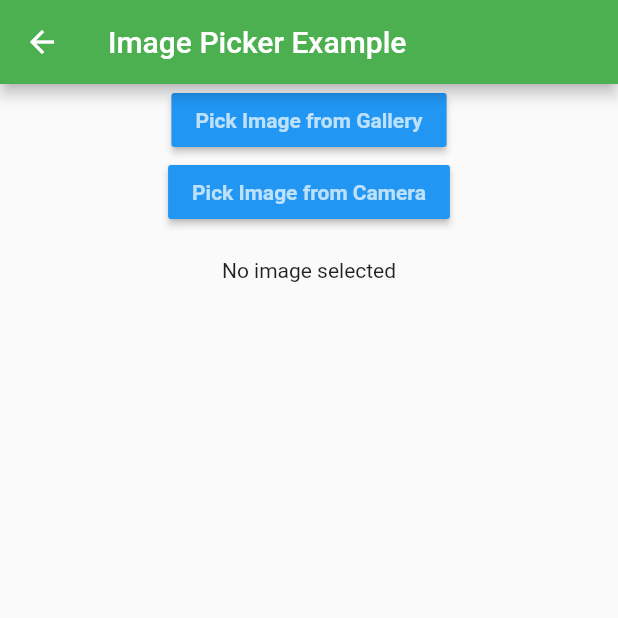
After one commit to cepdnaclk/SnaT-meal-tracking-app, a Flutter app: the campage screen opened directly, after a tap on "Pick Image from Gallery", on a phone screen of 412 x 824 dp, the top half of it. The commit adds this screen. Run offline on Flutter 3.47's test engine with Material 2 defaults, Android fonts, the phone set to English and light mode, and no system bars; our stand-ins replace camera, dio, gallery_saver, image_picker, table_calendar.

Commit message:
work with camera and internally store the photos
able to pick images from
camera and gallery

```diff
--- /dev/null
+++ b/lib/Pages/CameraPage.dart
@@ -0,0 +1,492 @@
+// ignore_for_file: unused_local_variable
+
+import 'dart:async';
+
+import 'package:camera/camera.dart';
+import 'package:flutter/cupertino.dart';
+
+import 'package:flutter/material.dart';
+import 'package:flutter/rendering.dart';
+import 'package:flutter/services.dart';
+import 'package:gallery_saver/gallery_saver.dart';
+import 'dart:io';
+
+import 'package:image_picker/image_picker.dart';
+import 'package:path_provider/path_provider.dart';
+
+import '../Theme/theme_info.dart';
+import 'dart:async';
+import 'dart:typed_data';
+import 'dart:ui' as ui;
+
+import 'package:dio/dio.dart';
+import 'package:flutter/material.dart';
+import 'package:flutter/rendering.dart';
+//import 'package:fluttertoast/fluttertoast.dart';
+
+//import 'package:image_gallery_saver/image_gallery_saver.dart';
+import 'package:path_provider/path_provider.dart';
+
+import 'list_of_images.dart';
+
+//import 'package:permission_handler/permission_handler.dart';
+
+
+class campage extends StatefulWidget {
+  const campage({Key? key, required this.title}) : super(key: key);
+
+  // This widget is the home page of your application. It is stateful, meaning
+  // that it has a State object (defined below) that contains fields that affect
+  // how it looks.
+
+  // This class is the configuration for the state. It holds the values (in this
+  // case the title) provided by the parent (in this case the App widget) and
+  // used by the build method of the State. Fields in a Widget subclass are
+  // always marked "final".
+
+  final String title;
+
+  @override
+  State<campage> createState() => _campageState();
+}
+
+class _campageState extends State<campage> {
+
+  File? image;
+  late String path;
+  static int imagenumber=0;
+
+  Future pickImage() async {
+    try {
+      var image = await ImagePicker().pickImage(source: ImageSource.gallery,maxHeight: 470,maxWidth: 470,imageQuality: 100,preferredCameraDevice: CameraDevice.rear);
+      // var path2 = image!.path;
+      final Directory? extDir = await getExternalStorageDirectory();
+      final String dirPath = extDir!.path.toString();
+      await Directory(dirPath).create(recursive: true);
+      final String filePath = '$dirPath/';
+      print("       -------        -----------            ------------ "+filePath);///storage/emulated/0/Android/data/com.example.mobile_app/files/
+
+      // getting a directory path for saving
+      //final String path1 = await getApplicationDocumentsDirectory()!.path.toString().;
+      //
+      // // copy the file to a new path
+       final File newImage = await File(image!.path).copy('$filePath/gallery'+imagenumber.toString()+'.png');
+       imagenumber++;
+
+
+      if(image == null) return;
+      print("path:-----------------------------------------------"+image.path);
+      //path=image.path;
+      final imageTemp = File(image.path);
+
+      await GallerySaver.saveImage(image.path);
+
+      setState(() => this.image = imageTemp);
+
+      setState(() {
+        image = newImage as XFile?;
+      });
+
+
+
+    } on PlatformException catch(e) {
+      print('Failed to pick image: $e');
+    }
+  }
+
+  Future pickImageC() async {
+    try {
+      var image = await ImagePicker().pickImage(source: ImageSource.camera,maxHeight: 470,maxWidth: 470,imageQuality: 100,preferredCameraDevice: CameraDevice.rear);
+
+
+      final Directory? extDir = await getExternalStorageDirectory();
+      final String dirPath = extDir!.path.toString();
+      await Directory(dirPath).create(recursive: true);
+      final String filePath = '$dirPath/';
+      print("       -------        -----------            ------------ "+filePath);///storage/emulated/0/Android/data/com.example.mobile_app/files/
+
+      final File newImage = await File(image!.path).copy('$filePath/camera'+imagenumber.toString()+'.png');
+      imagenumber++;
+
+
+
+      if(image == null) return;
+      print("path:-----------------------------------------------"+image.path);
+      path=image.path;
+      final imageTemp = File(image.path);
+
+      setState(() => this.image = imageTemp);
+
+      await GallerySaver.saveImage(image.path);
+      setState(() {
+        image = newImage as XFile?;
+      });
+
+    } on PlatformException catch(e) {
+      print('Failed to pick image: $e');
+    }
+  }
+
+  @override
+  Widget build(BuildContext context) {
+    return Scaffold(
+        appBar: AppBar(
+          title: const Text("Image Picker Example"),
+        ),
+        body: Center(
+          child: Column(
+            children: [
+              MaterialButton(
+                  color: Colors.blue,
+                  child: const Text(
+                      "Pick Image from Gallery",
+                      style: TextStyle(
+                          color: Colors.white70, fontWeight: FontWeight.bold
+                      )
+                  ),
+                  onPressed: () {
+                    pickImage();
+                  }
+              ),
+              MaterialButton(
+                  color: Colors.blue,
+                  child: const Text(
+                      "Pick Image from Camera",
+                      style: TextStyle(
+                          color: Colors.white70, fontWeight: FontWeight.bold
+                      )
+                  ),
+                  onPressed: () {
+                    pickImageC();
+                  }
+              ),
+              // MaterialButton(
+              //     color: Colors.blue,
+              //     child: const Text(
+              //         "Gallery",
+              //         style: TextStyle(
+              //             color: Colors.white70, fontWeight: FontWeight.bold
+              //         )
+              //     ),
+              //     onPressed: (){
+              //           Navigator.of(context).push(MaterialPageRoute(
+              //           builder: (contex)
+              //             {//return CameraScreen(widget.cameras);
+              //               return (){};
+              //             })
+              //           );
+              //     },
+              //       //DisplayPictureScreen(imagePath: '/storage/emulated/0/Android/data/com.example.mobile_app/files/',);
+              //
+              // ),
+              SizedBox(height: 20,),
+              image != null ? Image.file(image!): Text("No image selected")
+
+            ],
+          ),
+        ),
+    //     floatingActionButton: FloatingActionButton(
+    //     child: const Icon(Icons.camera_alt_outlined),
+    // backgroundColor: ThemeInfo.primaryColor,
+    // onPressed: (){
+    // Navigator.of(context).push(MaterialPageRoute(
+    // builder: (contex)
+    // {//return CameraScreen(widget.cameras);
+    // return const DisplayPictureScreen(imagePath: path,);
+    // }
+    // )
+    //
+    // );
+    // },
+    // ),
+    );
+  }
+  // saveScreen() async {
+  //   RenderRepaintBoundary boundary = gobalkey.currentContext!.findRenderObject() as RenderRepaintBoundary;
+  //   ui.Image image = await boundary.toImage();
+  //   ByteData? byteData = await (image.toByteData(format: ui.ImageByteFormat.png) as FutureOr<ByteData?>);
+  //   if (byteData != null) {
+  //     final result =
+  //     await image_gallery_saver.saveImage(byteData.buffer.asUint8List());
+  //     print(result);
+  //    // _toastInfo(result.toString());
+  //   }
+  // }
+}
+
+
+
+// A widget that displays the picture taken by the user.
+class DisplayPictureScreen extends StatelessWidget {
+  final String imagePath;
+
+  const DisplayPictureScreen({key, required this.imagePath});
+
+  @override
+  Widget build(BuildContext context) {
+    return Scaffold(
+      appBar: AppBar(title: const Text('Display the Picture')),
+      // The image is stored as a file on the device. Use the `Image.file`
+      // constructor with the given path to display the image.
+      body: Image.file(File(imagePath)),
+    );
+  }
+}
+// await Navigator.of(context).push(
+//               MaterialPageRoute(
+//                 builder: (context) => DisplayPictureScreen(
+//                   // Pass the automatically generated path to
+//                   // the DisplayPictureScreen widget.
+//                   imagePath: image.path,
+//                 ),
+//               ),
+//             );
+
+
+
+
+
+
+
+
+//
+// class CameraScreen extends StatefulWidget {
+//   final List<CameraDescription> cameras;
+//
+//   CameraScreen(this.cameras);
+//
+//   @override
+//   CameraScreenState createState() {
+//     return new CameraScreenState();
+//   }
+// }
+//
+// class CameraScreenState extends State<CameraScreen> {
+//   late CameraController controller;
+//   late Future<void> _initializeControllerFuture;
+//   String iPath = "";
+//
+//
+//
+//   @override
+//   void initState() {
+//     super.initState();
+//     controller =
+//     new CameraController(widget.cameras[1], ResolutionPreset.medium);
+//     controller.initialize().then((_) {
+//       if (!mounted) {
+//         return;
+//       }
+//       setState(() {});
+//     });
+//     // Next, initialize the controller. This returns a Future.
+//     _initializeControllerFuture = controller.initialize();
+//   }
+//
+//   @override
+//   void dispose() {
+//     controller.dispose();
+//     super.dispose();
+//   }
+//
+//   // @override
+//   // Widget build(BuildContext context) {
+//   //   if (!controller.value.isInitialized) {
+//   //     return new Container();
+//   //   }
+//   //   return new AspectRatio(
+//   //     aspectRatio: controller.value.aspectRatio,
+//   //     child: new CameraPreview(controller),
+//   //   );
+//   // }
+//
+//
+//
+//
+
+//   @override
+//   Widget build(BuildContext context) {
+//     return Scaffold(
+//       //appBar: AppBar(title: const Text('Take a picture')),
+//       // You must wait until the controller is initialized before displaying the
+//       // camera preview. Use a FutureBuilder to display a loading spinner until the
+//       // controller has finished initializing.
+//       body:
+//       FutureBuilder<void>(
+//
+//         future: _initializeControllerFuture,
+//
+//         builder: (context, snapshot) {
+//           //child: Center(
+//           if (snapshot.connectionState == ConnectionState.done) {
+//             // If the Future is complete, display the preview.
+//             return CameraPreview(controller,child:
+//                 Text("Chiran"),
+//
+//
+//             );
+//           } else {
+//             // Otherwise, display a loading indicator.
+//             return const Center(child: CircularProgressIndicator(backgroundColor: Color.fromARGB(20, 20, 20, 20),strokeWidth: 18,)
+//
+//             );
+//           }
+//        //   );
+//         },
+//       ),
+//       floatingActionButton: FloatingActionButton(
+//         // Provide an onPressed callback.
+//         onPressed: () async {
+//           // Take the Picture in a try / catch block. If anything goes wrong,
+//           // catch the error.
+//           try {
+//             print("--------------------------------------------------------------------------floating works");
+//             // Ensure that the camera is initialized.
+//             await _initializeControllerFuture;
+//
+//             // Attempt to take a picture and get the file `image`
+//             // where it was saved.
+//             final image = await controller.takePicture();
+//             iPath=image.path;
+//
+//             // If the picture was taken, display it on a new screen.
+//             await Navigator.of(context).push(
+//               MaterialPageRoute(
+//                 builder: (context) => DisplayPictureScreen(
+//                   // Pass the automatically generated path to
+//                   // the DisplayPictureScreen widget.
+//                   imagePath: image.path,
+//                 ),
+//               ),
+//             );
+//             print("     ---------------------------------------------------"+iPath);
+//           } catch (e) {
+//             // If an error occurs, log the error to the console.
+//             print("///////---------------------------------------------------"+iPath);
+//             //print(e);
+//           }
+//         },
+//         child: const Icon(Icons.camera_alt),
+//       ),
+//     );
+//   }
+// }
+//
+//
+
+
+
+
+
+//---------------------------------------------------------------------------------------------
+
+
+
+
+
+
+// class CameraPage extends StatelessWidget {
+//   const CameraPage({Key? key}) : super(key: key);
+//
+//
+//   // Ensure that plugin services are initialized so that `availableCameras()`
+// // can be called before `runApp()`
+//   //WidgetsFlutterBinding.ensureInitialized();
+//
+// // Obtain a list of the available cameras on the device.
+//   //final cameras = await availableCameras();
+//
+// // Get a specific camera from the list of available cameras.
+//   //final firstCamera = cameras.first;
+//
+//   @override
+//   Widget build(BuildContext context) {
+//     return TakePictureScreen();
+//
+//   }
+// }
+// class CameraPage extends StatefulWidget {
+//   const CameraPage({Key? key, required this.camera}) : super(key: key);
+//   final CameraDescription camera;
+//
+//   @override
+//   _CameraPageState createState() => _CameraPageState();
+// }
+//
+// class _CameraPageState extends State<CameraPage> {
+//   late CameraController _controller;
+//   late Future<void> _initializeControllerFuture;
+//   @override
+//   void initState() {
+//     super.initState();
+//     // To display the current output from the Camera,
+//     // create a CameraController.
+//     _controller = CameraController(
+//       // Get a specific camera from the list of available cameras.
+//       widget.camera,
+//       // Define the resolution to use.
+//       ResolutionPreset.medium,
+//     );
+//         // Next, initialize the controller. This returns a Future.
+//     _initializeControllerFuture = _controller.initialize();
+//   }
+//
+//   @override
+//   void dispose() {
+//     // Dispose of the controller when the widget is disposed.
+//     _controller.dispose();
+//     super.dispose();
+//   }
+//   @override
+//   Widget build(BuildContext context) {
+//     return Container();
+//   }
+// }
+
+
+//
+// class TakePictureScreen extends StatefulWidget {
+//   const TakePictureScreen({,required this.camera,});
+//
+//   final CameraDescription camera;
+//
+//   @override
+//   TakePictureScreenState createState() => TakePictureScreenState();
+// }
+//
+// class TakePictureScreenState extends State<TakePictureScreen> {
+//   late CameraController _controller;
+//   late Future<void> _initializeControllerFuture;
+//
+//   @override
+//   void initState() {
+//     super.initState();
+//     // To display the current output from the Camera,
+//     // create a CameraController.
+//     _controller = CameraController(
+//       // Get a specific camera from the list of available cameras.
+//       widget.camera,
+//       // Define the resolution to use.
+//       ResolutionPreset.medium,
+//     );
+//
+//     // Next, initialize the controller. This returns a Future.
+//     _initializeControllerFuture = _controller.initialize();
+//   }
+//
+//   @override
+//   void dispose() {
+//     // Dispose of the controller when the widget is disposed.
+//     _controller.dispose();
+//     super.dispose();
+//   }
+//
+//   @override
+//   Widget build(BuildContext context) {
+//     // Fill this out in the next steps.
+//     return Container();
+//   }
+// }
+//
+//
+//
--- a/lib/Pages/login_screen.dart
+++ b/lib/Pages/login_screen.dart
@@ -5,8 +5,12 @@ import 'package:mobile_app/Services/custom_page_route.dart';
 import 'package:mobile_app/Theme/theme_info.dart';
 import 'package:mobile_app/constants.dart';
 
+import '../main.dart';
+
 class LoginScreen extends StatelessWidget {
-  const LoginScreen({Key? key}) : super(key: key);
+  //const LoginScreen({Key? key}) : super(key: key);
+  var camera;
+  LoginScreen(this.camera);
 
   @override
   Widget build(BuildContext context) {
@@ -54,7 +58,7 @@ class LoginScreen extends StatelessWidget {
                       onPressed: () {
                         print("Hello");
                         Navigator.of(context).push(CustomPageRoute(
-                            child: DashboardLayout(),
+                            child: DashboardLayout(cameras),
                             //child: AdditionalSettingsScreen(),
                             transition: "slide right"));
                       },
```
Also changed, not shown: lib/Pages/dashboard_layout.dart (+15 -5 lines), lib/Pages/list_of_images.dart (added, +72 -0 lines), lib/Pages/welcome_screen.dart (+5 -3 lines), lib/main.dart (+14 -3 lines), pubspec.yaml (+10 -0 lines), pubspec.lock, 2 other files.
